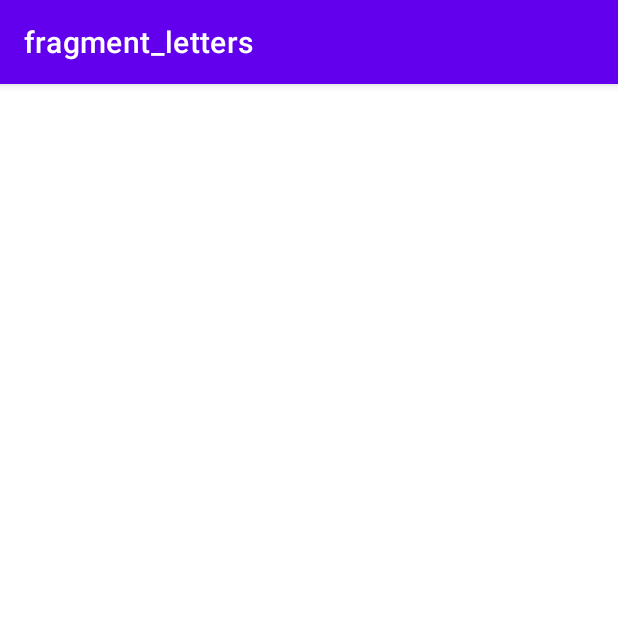
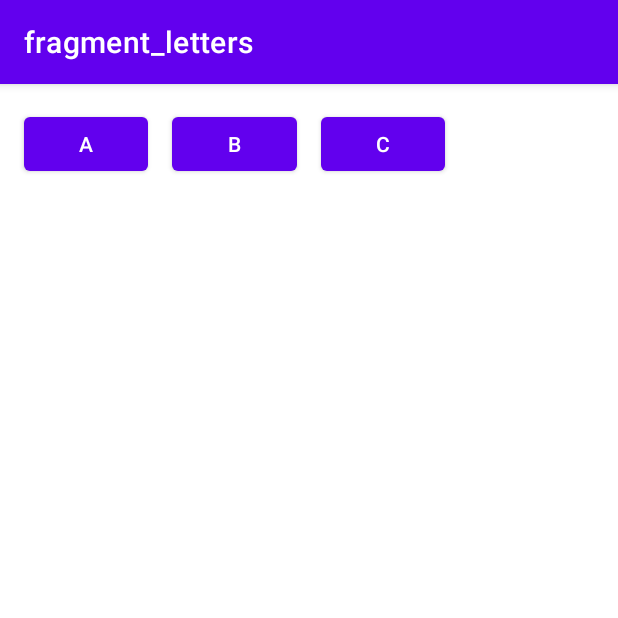
Before and after one commit to bk20dev/words, an Android app: the screen it shows after launch (MainActivity), on a phone screen of 412 x 824 dp, the top half of it. Run offline under Robolectric (Android 15) with nearby library versions, the phone set to English and light mode, and no system bars; our stand-ins replace navigation-ui.

Commit message:
Create a recycler view in the fragment_letters layout Connect the list to the LettersFragment

```diff
--- a/app/src/main/java/pl/bk20/words/fragment/LettersFragment.kt
+++ b/app/src/main/java/pl/bk20/words/fragment/LettersFragment.kt
@@ -5,6 +5,8 @@ import android.view.LayoutInflater
 import android.view.View
 import android.view.ViewGroup
 import androidx.fragment.app.Fragment
+import androidx.recyclerview.widget.GridLayoutManager
+import pl.bk20.words.adapter.LetterAdapter
 import pl.bk20.words.databinding.FragmentLettersBinding
 import pl.bk20.words.util.Unsafe
 
@@ -20,7 +22,11 @@ class LettersFragment : Fragment() {
     }
 
     override fun onViewCreated(view: View, savedInstanceState: Bundle?) {
-        // TODO: Create bindings
+        binding.letterList.apply {
+            adapter = LetterAdapter(listOf('a', 'b', 'c')) { TODO() }
+            layoutManager = GridLayoutManager(context, 4)
+            setHasFixedSize(true)
+        }
     }
 
     override fun onDestroyView() {
--- a/app/src/main/res/layout/fragment_letters.xml
+++ b/app/src/main/res/layout/fragment_letters.xml
@@ -4,4 +4,11 @@
     android:layout_width="match_parent"
     android:layout_height="match_parent"
     tools:context=".fragment.LettersFragment">
+
+    <androidx.recyclerview.widget.RecyclerView
+        android:id="@+id/letter_list"
+        android:layout_width="match_parent"
+        android:layout_height="match_parent"
+        android:padding="8dp"
+        android:scrollbars="vertical" />
 </FrameLayout>
```
